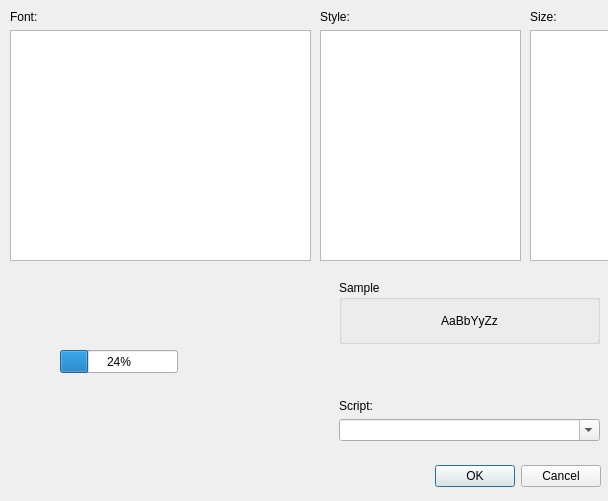
BaranovMykola/Notepad, file fontdialog.ui: the form before one commit.
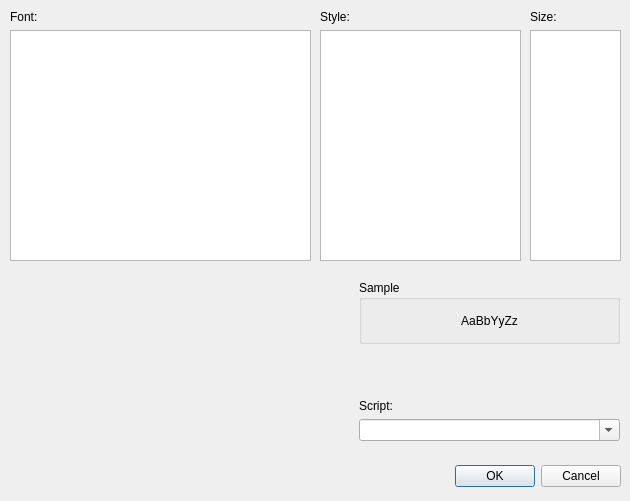
The form after the commit.

Commit message: Implemented select fonts family feature.

The edit to the form file:
```diff
--- a/fontdialog.ui
+++ b/fontdialog.ui
@@ -6,7 +6,7 @@
    <rect>
     <x>0</x>
     <y>0</y>
-    <width>608</width>
+    <width>630</width>
     <height>501</height>
    </rect>
   </property>
@@ -16,7 +16,7 @@
   <widget class="QDialogButtonBox" name="buttonBox">
    <property name="geometry">
     <rect>
-     <x>260</x>
+     <x>280</x>
      <y>460</y>
      <width>341</width>
      <height>32</height>
@@ -127,7 +127,7 @@
   <widget class="QWidget" name="horizontalLayoutWidget">
    <property name="geometry">
     <rect>
-     <x>339</x>
+     <x>359</x>
      <y>280</y>
      <width>261</width>
      <height>161</height>
@@ -184,19 +184,6 @@
     </item>
    </layout>
   </widget>
-  <widget class="QProgressBar" name="progressBar">
-   <property name="geometry">
-    <rect>
-     <x>60</x>
-     <y>350</y>
-     <width>118</width>
-     <height>23</height>
-    </rect>
-   </property>
-   <property name="value">
-    <number>24</number>
-   </property>
-  </widget>
  </widget>
  <resources/>
  <connections>
```
The commit also changes 2 other files.
